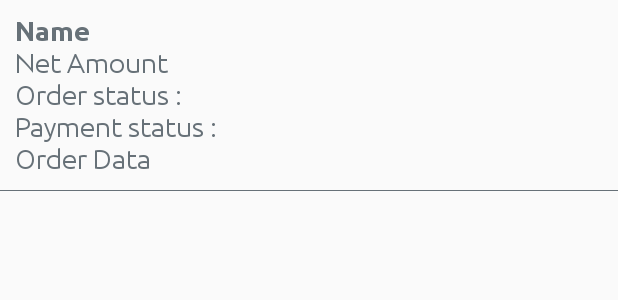
After one commit to kumarashish/spaytbusiness, an Android app: the layout order_row.xml on its own in the app's theme, with its tools: preview values and no code run, on a phone screen of 412 x 824 dp. The commit adds this screen. Shown: the top 300 px of the screen. Run offline under Robolectric (Android 15) with nearby library versions, the light colour scheme and no system bars.

Commit message:
update for fixes

```diff
--- a/app/src/main/java/com/spaytbusiness/Login.java
+++ b/app/src/main/java/com/spaytbusiness/Login.java
@@ -92,7 +92,7 @@ public class Login  extends Activity implements View.OnClickListener, WebApiResp
         intent.putExtra(PayPalService.EXTRA_PAYPAL_CONFIGURATION,config);
         startService(intent);
         token=  FirebaseInstanceId.getInstance().getToken();
-        Log.d("TAG", token);
+        //Log.d("TAG", token);
 
 
 
--- a/app/src/main/java/common/Common.java
+++ b/app/src/main/java/common/Common.java
@@ -29,7 +29,8 @@ public class Common {
     public static String addBusinessOffers=baseUrl+"/business_products_offers/add";
     public static String updateBusinessOffers=baseUrl+"/business_products_offers/update";
     public static String deleteBusinessOffers=baseUrl+"/business_products_offers/delete";
-    public static String getBusinessTransactions=baseUrl+"/order/get_my_business_orders";
+    public static String getBusinessOrders=baseUrl+"/order/get_my_business_orders";
+    public static String getOutstandingBusinessOrders=baseUrl+"/order/get_outstanding_business_orders";
     public static String getBusinessProductsOffers=baseUrl+"/order/get_products_with_offers";
     public static String getCreateOrderUrl=baseUrl+"/order/create_order";
     public static String  getSubmitOrderUrl=baseUrl+"/order/submit_order";
--- /dev/null
+++ b/app/src/main/res/layout/order_row.xml
@@ -0,0 +1,85 @@
+<?xml version="1.0" encoding="utf-8"?>
+<android.support.constraint.ConstraintLayout
+    xmlns:android="http://schemas.android.com/apk/res/android" android:layout_width="match_parent"
+    android:layout_height="wrap_content">
+    <RelativeLayout
+        android:layout_width="match_parent"
+        android:layout_height="wrap_content">
+        <LinearLayout
+            android:orientation="vertical"
+            android:layout_width="match_parent"
+            android:layout_height="wrap_content">
+            <TextView
+                android:id="@+id/name"
+                android:fontFamily="@font/bold"
+                android:layout_marginTop="10dp"
+                android:paddingLeft="10dp"
+                android:gravity="center_vertical"
+                android:textColor="@color/grey"
+                android:textSize="18dp"
+                android:text="Name"
+                android:paddingRight="10dp"
+                android:layout_width="match_parent"
+                android:layout_height="wrap_content" />
+            <TextView
+                android:id="@+id/net_amount"
+                android:paddingRight="10dp"
+                android:fontFamily="@font/rgular"
+                android:paddingLeft="10dp"
+                android:gravity="center_vertical"
+                android:textColor="@color/grey"
+                android:textSize="18dp"
+                android:text="Net Amount "
+                android:layout_width="match_parent"
+                android:layout_height="wrap_content" />
+            <TextView
+                android:id="@+id/order_status"
+                android:paddingRight="10dp"
+                android:fontFamily="@font/rgular"
+                android:paddingLeft="10dp"
+                android:gravity="center_vertical"
+                android:textColor="@color/grey"
+                android:textSize="18dp"
+                android:text="Order status : "
+                android:layout_width="match_parent"
+                android:layout_height="wrap_content" />
+            <TextView
+                android:id="@+id/payment_status"
+                android:paddingRight="10dp"
+                android:fontFamily="@font/rgular"
+                android:paddingLeft="10dp"
+                android:gravity="center_vertical"
+                android:textColor="@color/grey"
+                android:textSize="18dp"
+                android:text="Payment status : "
+                android:layout_width="match_parent"
+                android:layout_height="wrap_content" />
+            <TextView
+                android:id="@+id/order_date"
+                android:paddingRight="10dp"
+                android:fontFamily="@font/rgular"
+                android:paddingLeft="10dp"
+                android:gravity="center_vertical"
+                android:textColor="@color/grey"
+                android:textSize="18dp"
+                android:text="Order Data"
+                android:layout_width="match_parent"
+                android:layout_height="wrap_content" />
+
+            <View
+                android:layout_marginTop="10dp"
+                android:background="@color/grey"
+                android:layout_width="match_parent"
+                android:layout_height="0.5dp"/>
+
+        </LinearLayout>
+
+        <View
+
+            android:id="@+id/next"
+            android:layout_marginRight="70dp"
+            android:layout_width="match_parent"
+            android:layout_height="90dp"/>
+    </RelativeLayout>
+
+</android.support.constraint.ConstraintLayout>
--- a/app/src/main/res/layout/transactions.xml
+++ b/app/src/main/res/layout/transactions.xml
@@ -28,12 +28,13 @@
                 android:layout_marginLeft="10dp"
                 android:fontFamily="@font/rgular"
                 android:textSize="18dp"
-                android:text="24 - December\n2018"
+                android:text="Orders"
                 android:textColor="@color/white"
                 android:layout_width="match_parent"
                 android:layout_height="160dp" />
         </RelativeLayout>
         <ImageView
+            android:visibility="gone"
             android:layout_marginRight="15dp"
             android:layout_marginTop="-30dp"
             android:layout_gravity="end"
```
Also changed, not shown: app/src/main/java/adapter/TransactionAdapter.java (added, +83 -0 lines), app/src/main/java/fragments/HomeFragment.java (+60 -1 lines), app/src/main/java/fragments/Transactions.java (+41 -8 lines), app/src/main/java/models/OutstandingOrder.java (added, +204 -0 lines).
